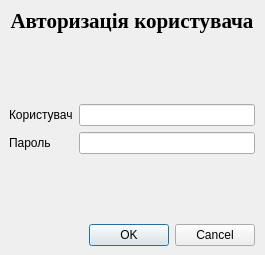
This is loginwindow.ui in stand-by/Qt_PostgreSQL_application as Qt 5 draws it before an edit. The edited form follows.
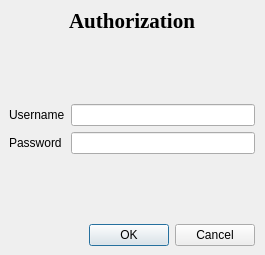
This is the edited form.

Diff of the .ui file:
```diff
--- a/loginwindow.ui
+++ b/loginwindow.ui
@@ -28,7 +28,7 @@
       <item row="0" column="0">
        <widget class="QLabel" name="label_username">
         <property name="text">
-         <string>Користувач</string>
+         <string>Username</string>
         </property>
        </widget>
       </item>
@@ -38,7 +38,7 @@
       <item row="1" column="0">
        <widget class="QLabel" name="label_password">
         <property name="text">
-         <string>Пароль</string>
+         <string>Password</string>
         </property>
        </widget>
       </item>
@@ -94,7 +94,7 @@
        </font>
       </property>
       <property name="text">
-       <string>Авторизація користувача</string>
+       <string>Authorization</string>
       </property>
       <property name="alignment">
        <set>Qt::AlignCenter</set>
```
